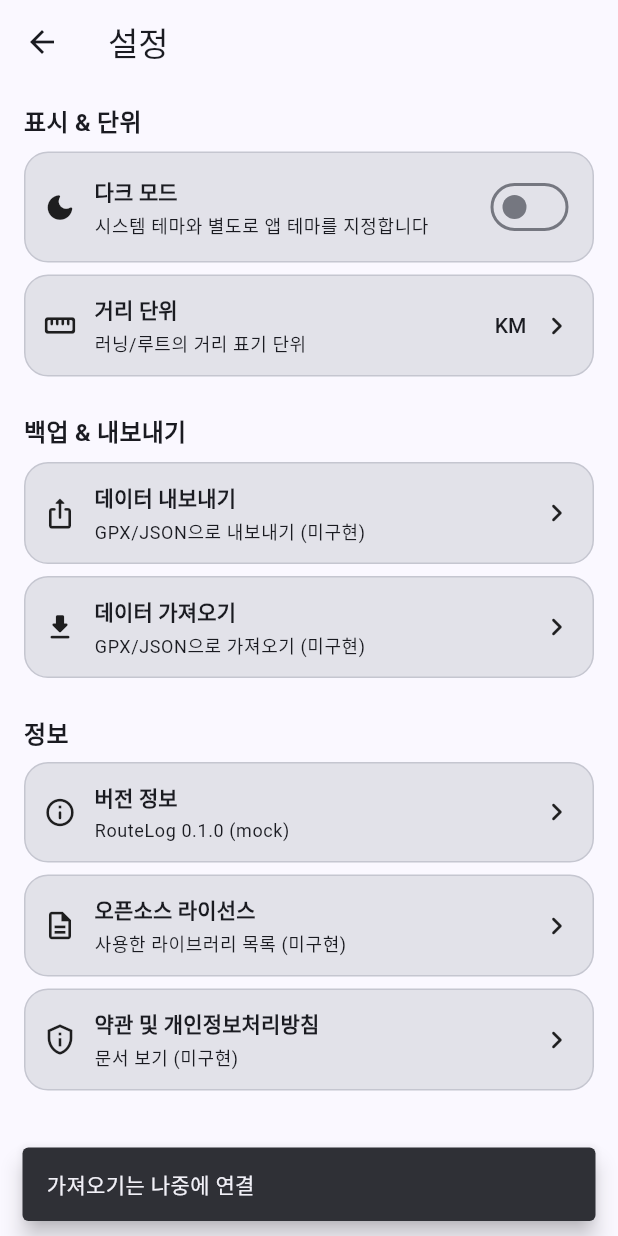
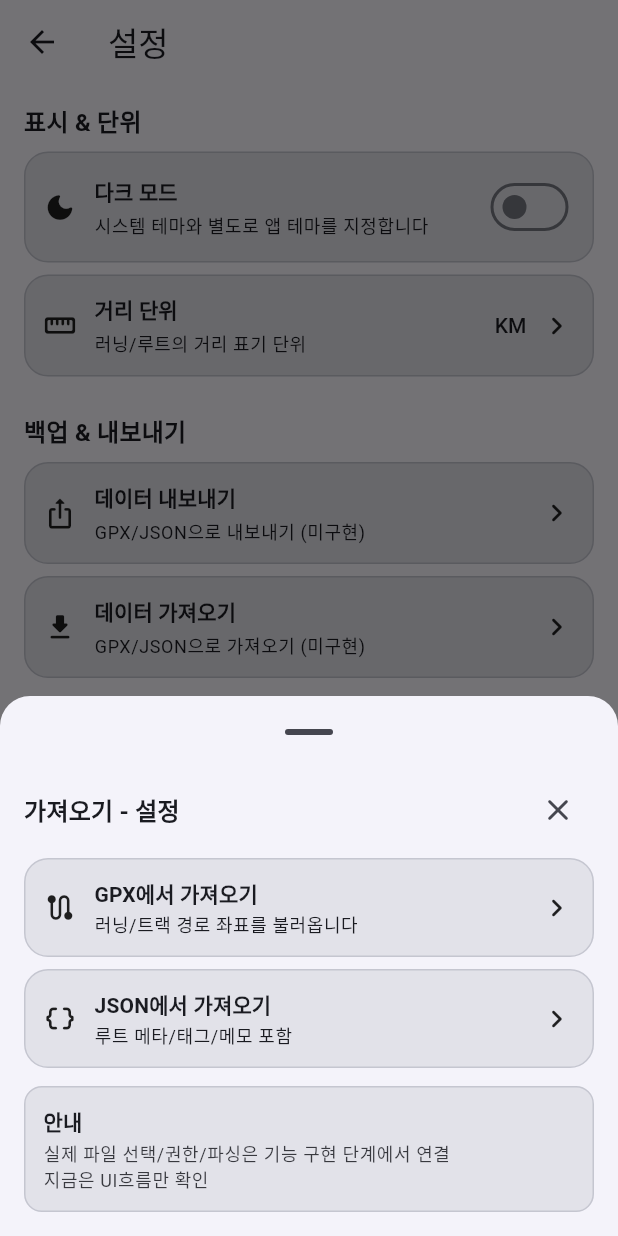
Before and after one commit to Leedoseo/RouteLog_project, a Flutter app: the SettingsScreen screen opened directly, after a tap on "데이터 가져오기", on a phone screen of 412 x 824 dp. Run offline on Flutter 3.47's test engine with Material 3 defaults, Android fonts, the phone set to English and light mode, and no system bars.

Commit message:
route_import_sheet 구현 - settings_screen에 export_sheet까지 반영

```diff
--- /dev/null
+++ b/lib/features/routes/route_import_sheet.dart
@@ -0,0 +1,166 @@
+import 'package:flutter/material.dart';
+
+Future<void> showRouteImportSheet(
+  BuildContext context, {
+  String? from,
+}) {
+  void _snack(String msg) =>
+      ScaffoldMessenger.of(context).showSnackBar(SnackBar(content: Text(msg)));
+
+  return showModalBottomSheet(
+    context: context,
+    useSafeArea: true,
+    showDragHandle: true,
+    isScrollControlled: false,
+    shape: const RoundedRectangleBorder(
+      borderRadius: BorderRadius.vertical(top: Radius.circular(20)),
+    ),
+    builder: (sheetCtx) {
+      final theme = Theme.of(sheetCtx);
+      final cs = theme.colorScheme;
+
+      return Padding(
+        padding: const EdgeInsets.fromLTRB(16, 4, 16, 16),
+        child: Column(
+          mainAxisSize: MainAxisSize.min,
+          children: [
+            // 헤더
+            Row(
+              children: [
+                Expanded(
+                  child: Text(
+                    from == null ? "가져오기" : "가져오기 - $from",
+                    style: theme.textTheme.titleMedium?.copyWith(
+                      fontWeight: FontWeight.w700,
+                    ),
+                  ),
+                ),
+                IconButton(
+                  tooltip: "닫기",
+                  icon: const Icon(Icons.close_rounded),
+                  onPressed: () => Navigator.of(sheetCtx).pop(),
+                ),
+              ],
+            ),
+            const SizedBox(height: 8),
+
+            // 옵션 카드들
+            _ImportOptionTile(
+              icon: Icons.route_rounded,
+              title: "GPX에서 가져오기",
+              subtitle: "러닝/트랙 경로 좌표를 불러옵니다",
+              onTap: () {
+                Navigator.of(sheetCtx).pop();
+                _snack("파일 선택(미구현) -> GPX 파싱은 나중에 연결");
+              },
+            ),
+            const SizedBox(height: 8),
+            _ImportOptionTile(
+              icon: Icons.data_object_rounded,
+              title: "JSON에서 가져오기",
+              subtitle: "루트 메타/태그/메모 포함",
+              onTap: () {
+                Navigator.of(sheetCtx).pop();
+                _snack("파일 선택(미구현) -> JSON 파싱은 나중에 연결");
+              },
+            ),
+
+            const SizedBox(height: 12),
+
+            // 도움 카드
+            Container(
+              width: double.infinity,
+              padding: const EdgeInsets.all(12),
+              decoration: BoxDecoration(
+                color: cs.surfaceContainerHighest,
+                borderRadius: BorderRadius.circular(12),
+                border: Border.all(color: cs.outlineVariant),
+              ),
+              child: Column(
+                crossAxisAlignment: CrossAxisAlignment.start,
+                children: [
+                  Text(
+                    "안내",
+                    style: theme.textTheme.titleSmall?.copyWith(
+                      fontWeight: FontWeight.w700,
+                    ),
+                  ),
+                  const SizedBox(height: 4),
+                  Text(
+                    "실제 파일 선택/권한/파싱은 기능 구현 단계에서 연결 \n"
+                    "지금은 UI흐름만 확인",
+                    style: theme.textTheme.bodySmall?.copyWith(
+                      color: theme.textTheme.bodySmall?.color?.withOpacity(0.85),
+                    ),
+                  ),
+                ],
+              ),
+            ),
+          ],
+        ),
+      );
+    }
+  );
+}
+
+/// 가져오기 옵션 타일
+
+class _ImportOptionTile extends StatelessWidget {
+  final IconData icon;
+  final String title;
+  final String? subtitle;
+  final VoidCallback onTap;
+
+  const _ImportOptionTile({
+    required this.icon,
+    required this.title,
+    required this.onTap,
+    this.subtitle,
+  });
+
+  @override
+  Widget build(BuildContext context) {
+    final cs = Theme.of(context).colorScheme;
+
+    return InkWell(
+      onTap: onTap,
+      borderRadius: BorderRadius.circular(16),
+      child: Ink(
+        padding: const EdgeInsets.all(12),
+        decoration: BoxDecoration(
+          color: cs.surfaceContainerHighest,
+          borderRadius: BorderRadius.circular(16),
+          border: Border.all(color: cs.outlineVariant),
+        ),
+        child: Row(
+          children: [
+            Icon(icon, size: 22),
+            const SizedBox(width: 12),
+            Expanded(
+              child: Column(
+                crossAxisAlignment: CrossAxisAlignment.start,
+                children: [
+                  Text(
+                    title,
+                    style: Theme.of(context).textTheme.titleSmall?.copyWith(
+                      fontWeight: FontWeight.w700,
+                    ),
+                  ),
+                  if (subtitle != null) ...[
+                    const SizedBox(height: 2),
+                    Text(
+                      subtitle!,
+                      style: Theme.of(context).textTheme.bodySmall,
+                    ),
+                  ],
+                ],
+              ),
+            ),
+            const SizedBox(width: 8),
+            const Icon(Icons.chevron_right_rounded),
+          ],
+        ),
+      ),
+    );
+  }
+}
--- a/lib/features/settings/settings_screen.dart
+++ b/lib/features/settings/settings_screen.dart
@@ -1,5 +1,7 @@
 import 'package:flutter/material.dart';
 import 'package:routelog_project/features/settings/widgets/widgets.dart';
+import 'package:routelog_project/features/routes/route_import_sheet.dart';
+import 'package:routelog_project/features/routes/route_export_sheet.dart';
 
 /// 설정 화면(카드 스타일 목업으로 변경)
 class SettingsScreen extends StatefulWidget {
@@ -155,7 +157,7 @@ class _SettingsScreenState extends State<SettingsScreen> {
             leading: Icons.ios_share_rounded,
             title: "데이터 내보내기",
             subtitle: "GPX/JSON으로 내보내기 (미구현)",
-            onTap: () => _snack("내보내기는 나중에 연결"),
+            onTap: () => showRouteExportSheet(context),
           ),
           const SizedBox(height: 8),
 
@@ -163,7 +165,7 @@ class _SettingsScreenState extends State<SettingsScreen> {
             leading: Icons.file_download_rounded,
             title: "데이터 가져오기",
             subtitle: "GPX/JSON으로 가져오기 (미구현)",
-            onTap: () => _snack("가져오기는 나중에 연결"),
+            onTap: () => showRouteImportSheet(context, from: "설정"),
           ),
           const SizedBox(height: 24),
 
```
